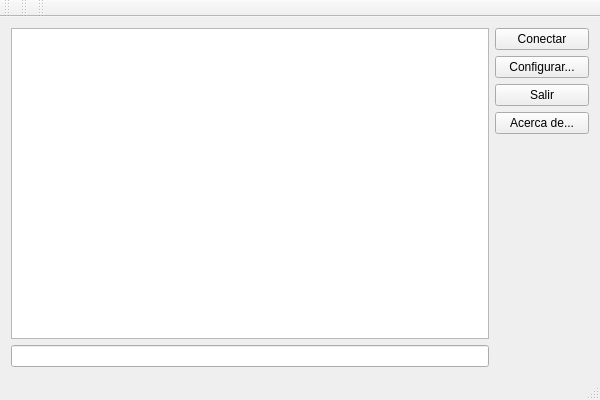
Old version of the form cliente/mainwindow.ui in the repository adrianabreu/qVersare.
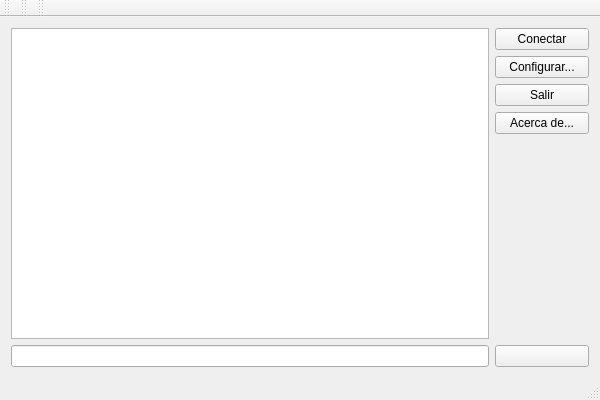
New version of the form.

```diff
--- a/cliente/mainwindow.ui
+++ b/cliente/mainwindow.ui
@@ -90,6 +90,17 @@
         </property>
        </spacer>
       </item>
+      <item>
+       <layout class="QVBoxLayout" name="verticalLayout_3">
+        <item>
+         <widget class="QPushButton" name="imageButton">
+          <property name="text">
+           <string/>
+          </property>
+         </widget>
+        </item>
+       </layout>
+      </item>
      </layout>
     </item>
    </layout>
```
